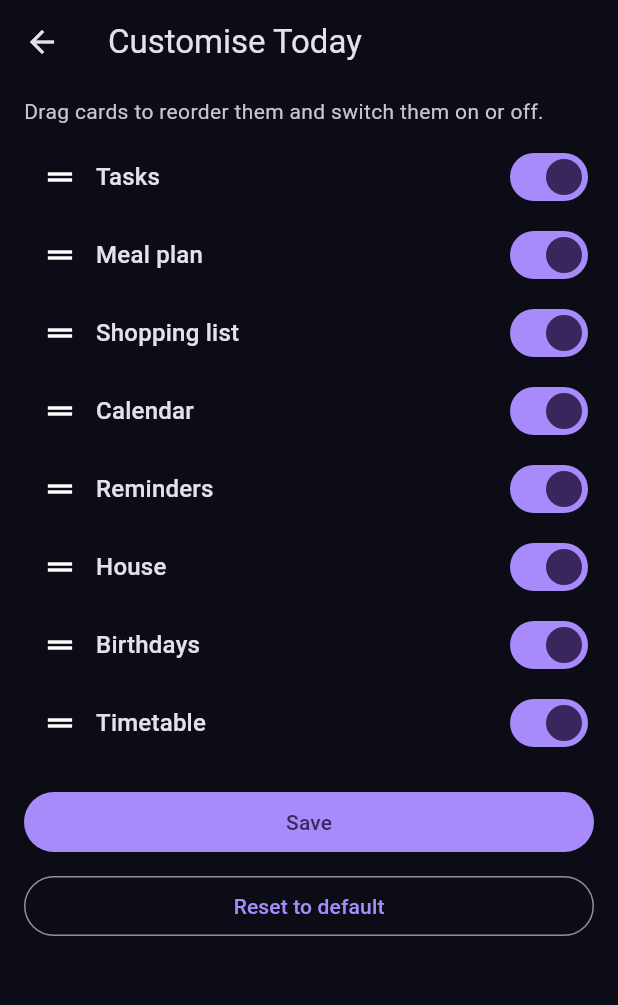
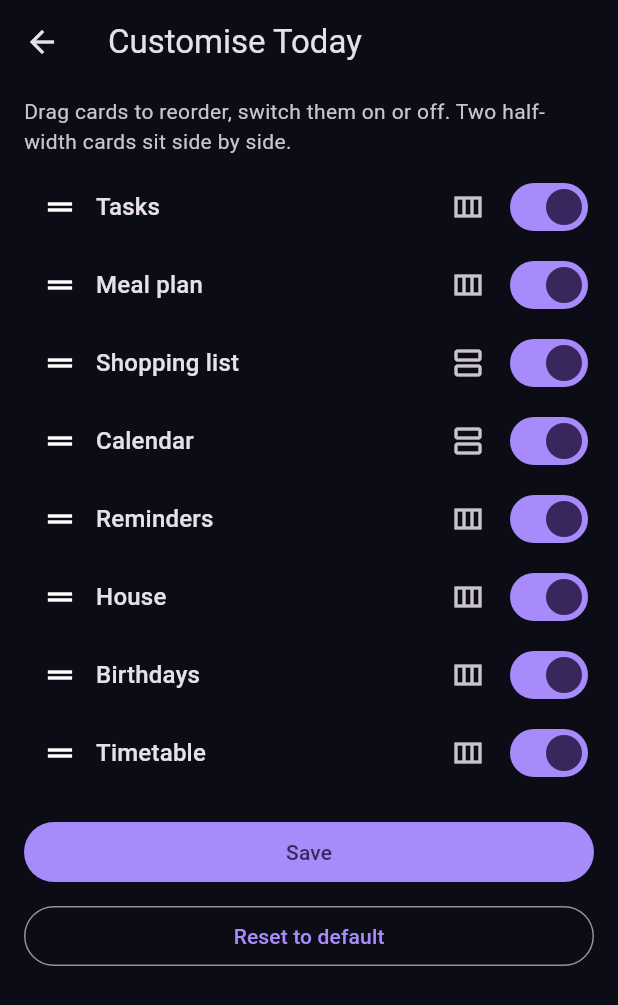
Before and after one commit to Brottuetchen/familienhub, a Flutter app: the TodayLayoutEditor screen opened directly, on a phone screen of 412 x 824 dp. Shown: the top 1005 px of the screen. Run offline on Flutter 3.47's test engine with Material 3 defaults, Android fonts, the light colour scheme and no system bars; our stand-ins replace app_links, firebase_core, firebase_messaging, flutter_local_notifications, flutter_riverpod, flutter_secure_storage and 3 more; missing offline and left inert: crop_your_image, dart:js_interop, expressive_loading_indicator, home_widget, quick_actions, workmanager; accounts and stored records are empty; generated files the repository leaves out were written again.

Commit message:
fix: allow half-width tile layout with all themes, not just bento
The half/full toggle in the layout editor was only shown for themes
with layout: bento (Clean Cards, Pixel). All other themes ignored the
half property and hid the toggle.

- TodayLayout.forStyle(): preserve half flags for non-bento themes
- TodayScreen: fill halves set regardless of theme; use bento layout
  when any card is half-sized
- TodayLayoutEditor: always show the half/full toggle

```diff
--- a/app/lib/models/today_layout.dart
+++ b/app/lib/models/today_layout.dart
@@ -4,7 +4,7 @@ import 'plugin_card.dart';
 class TodayCard {
   final String id;
   final bool visible;
-  final bool half; // two half cards sit side by side (bento themes only)
+  final bool half; // two half cards sit side by side
   const TodayCard(this.id, {this.visible = true, this.half = false});
 
   TodayCard copyWith({bool? visible, bool? half}) =>
@@ -68,10 +68,13 @@ class TodayLayout {
     return extra.isEmpty ? this : TodayLayout([...cards, ...extra], source: source);
   }
 
-  /// What the screen shows. Without any saved layout, plain themes keep their original single column.
+  /// What the screen shows. Without any saved layout, non-bento themes use a different default order
+  /// but keep half-size flags so the user can still use tile layout with any theme.
   TodayLayout forStyle({required bool bento}) {
     if (bento || source != 'builtin') return this;
-    return TodayLayout([for (final id in _legacyList) TodayCard(id)], source: source);
+    // Legacy order for themes that don't default to bento, but preserve half flags from builtin
+    final byId = {for (final c in cards) c.id: c};
+    return TodayLayout([for (final id in _legacyList) byId[id] ?? TodayCard(id)], source: source);
   }
 
   Map<String, dynamic> toJson() => {'cards': [for (final c in cards) c.toJson()]};
--- a/app/lib/screens/today/today_layout_editor.dart
+++ b/app/lib/screens/today/today_layout_editor.dart
@@ -8,7 +8,7 @@ import '../../models/today_layout.dart';
 import '../../providers/providers.dart';
 import '../../widgets/common.dart';
 
-/// Arrange "Today": drag to reorder, switch cards on or off, toggle half width (bento themes).
+/// Arrange "Today": drag to reorder, switch cards on or off, toggle half width.
 class TodayLayoutEditor extends ConsumerStatefulWidget {
   const TodayLayoutEditor({super.key});
 
@@ -93,7 +93,6 @@ class _TodayLayoutEditorState extends ConsumerState<TodayLayoutEditor> {
   @override
   Widget build(BuildContext context) {
     final api = ref.read(apiClientProvider);
-    final bento = HubStyle.of(context).bento;
     final isAdmin = ref.watch(sessionProvider.select((s) => s.user?.isAdmin ?? false));
     final shown = [for (final c in _cards) if (_available(c.id)) c];
     return Scaffold(
@@ -105,7 +104,7 @@ class _TodayLayoutEditorState extends ConsumerState<TodayLayoutEditor> {
           padding: const EdgeInsets.fromLTRB(16, 8, 16, 24),
           header: Padding(
             padding: const EdgeInsets.only(bottom: 8),
-            child: Text(bento ? l10n.customiseTodayHintBento : l10n.customiseTodayHint,
+            child: Text(l10n.customiseTodayHintBento,
                 style: TextStyle(color: Theme.of(context).colorScheme.onSurfaceVariant)),
           ),
           footer: Padding(
@@ -173,7 +172,6 @@ class _TodayLayoutEditorState extends ConsumerState<TodayLayoutEditor> {
                                 ?.copyWith(color: Theme.of(context).colorScheme.onSurfaceVariant)),
                     ]),
                   ),
-                  if (bento)
                     IconButton(
                       key: Key('layout-size-${c.id}'),
                       tooltip: c.half ? l10n.sizeHalfTapForFull : l10n.sizeFullTapForHalf,
--- a/app/lib/screens/today/today_screen.dart
+++ b/app/lib/screens/today/today_screen.dart
@@ -40,9 +40,9 @@ class TodayScreen extends ConsumerWidget {
               final layout = (ref.watch(todayLayoutProvider).valueOrNull?.data ?? TodayLayout.builtin)
                   .forStyle(bento: style.bento)
                   .withPluginCards([for (final c in result.data.pluginCards) c.key]); // new ones: at the end
-              // Half size only has an effect in the bento layout on a narrow screen
+              // Half-size cards sit side by side, works with any theme
               final halves = {
-                if (style.bento) for (final c in layout.cards) if (c.half) c.id,
+                for (final c in layout.cards) if (c.half) c.id,
               };
               final cards = _cards(context, ref, result.data, online: online, compact: halves);
               for (final c in result.data.pluginCards) {
@@ -60,7 +60,7 @@ class TodayScreen extends ConsumerWidget {
               Widget body;
               if (isWide(context)) {
                 body = _TwoColumns(children: _accented([for (final (w, _) in shown) w]));
-              } else if (style.bento) {
+              } else if (halves.isNotEmpty) {
                 body = _bento(shown);
               } else {
                 body = Column(children: [for (final c in _accented([for (final (w, _) in shown) w])) ...[c, const SizedBox(height: 12)]]);
```
